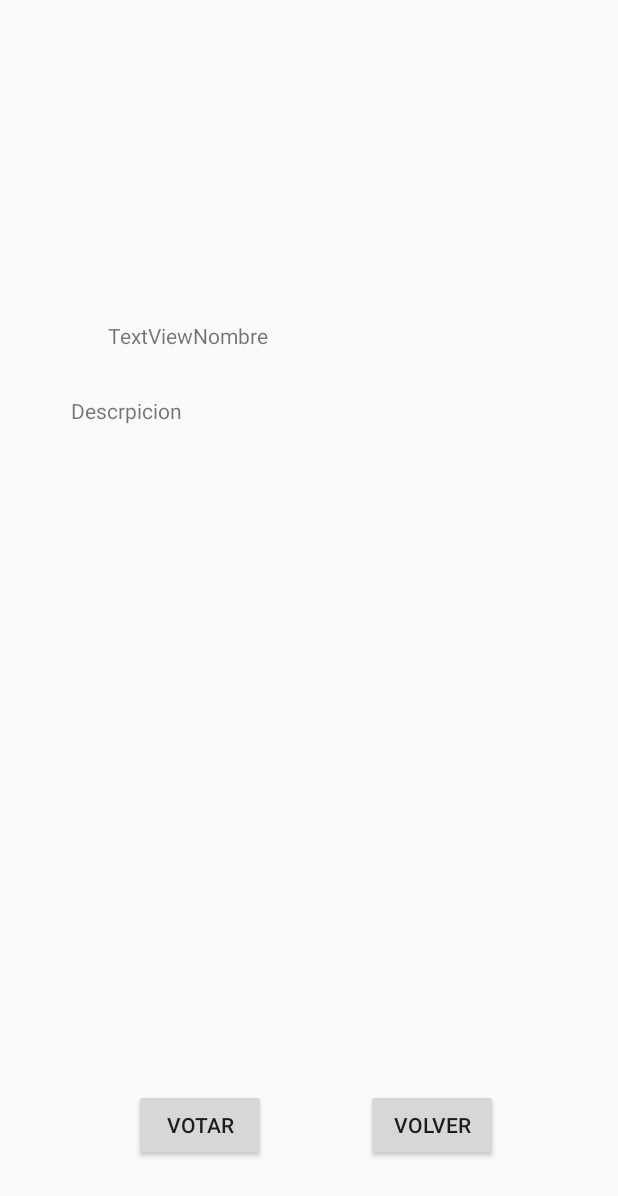
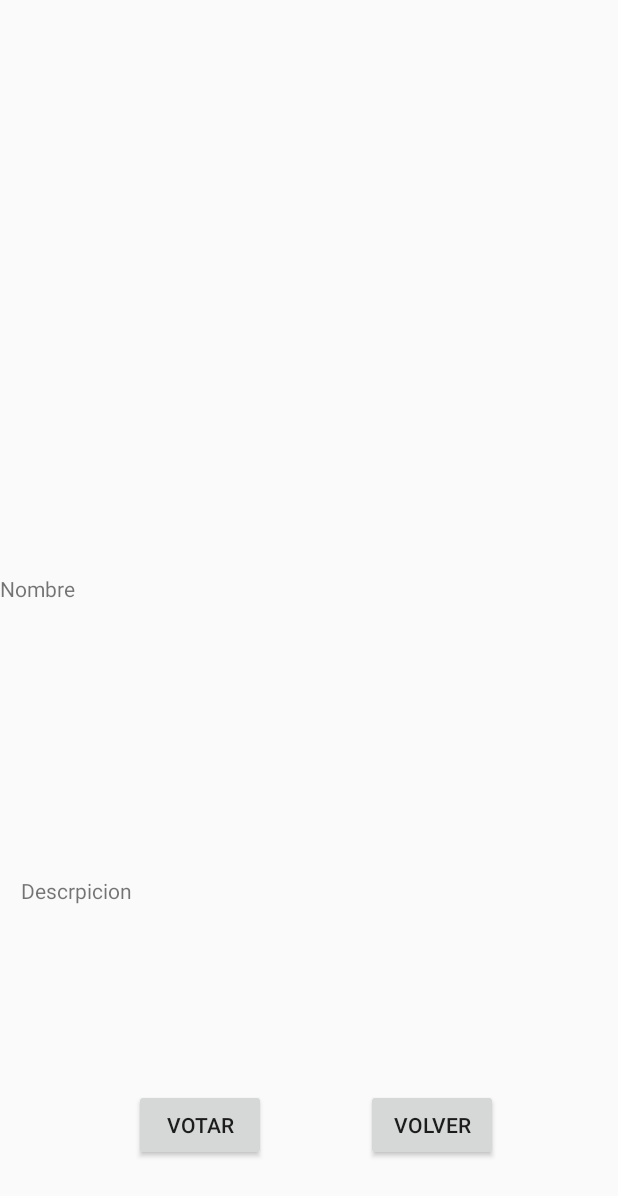
Before and after one commit to arsof-app/movilidad-reducida, an Android app: the layout activity_vote.xml on its own in the app's theme, with its tools: preview values and no code run, on a phone screen of 412 x 824 dp. Shown: the top 1196 px of the screen. Run offline under Robolectric (Android 15) with nearby library versions, the phone set to English and light mode, and no system bars.

Commit message:
Pequeño avance

```diff
--- a/Movilidad-Reducida/app/src/main/java/com/example/ibaitxo/movilidadreducida/GPS.java
+++ b/Movilidad-Reducida/app/src/main/java/com/example/ibaitxo/movilidadreducida/GPS.java
@@ -39,7 +39,7 @@ public class GPS {
             return;
         }
 
-        _locationManager.requestLocationUpdates(_provider, 1000, 0, new LocationListener() {
+        _locationManager.requestLocationUpdates(_provider, 1000, 1, new LocationListener() {
             public void onLocationChanged(Location location) {
                 _location = location;
             }
--- a/Movilidad-Reducida/app/src/main/java/com/example/ibaitxo/movilidadreducida/MainActivity.java
+++ b/Movilidad-Reducida/app/src/main/java/com/example/ibaitxo/movilidadreducida/MainActivity.java
@@ -119,12 +119,10 @@ public class MainActivity extends AppCompatActivity {
                 if (e == null) {
                     //tpa.pointList.add(geoPoint);
                     //todoItemsAdapter.notifyDataSetChanged();
-                    Log.v("object updated:", "updateParseObject()");
+                    Toast.makeText(getApplicationContext(),"Insercion realizada correctamente",Toast.LENGTH_LONG).show();
                 } else {
                     Log.v("save failed, reason: "+ e.getMessage(), "newParseObject()");
-                    Toast.makeText(
-                            getBaseContext(),
-                            "newParseObject(): Object save failed  to server, reason: "+ e.getMessage(), Toast.LENGTH_SHORT).show();
+                    Toast.makeText(getApplicationContext(),"Insercion fallida",Toast.LENGTH_LONG).show();
                 }
             }
 
--- a/Movilidad-Reducida/app/src/main/res/layout/activity_vote.xml
+++ b/Movilidad-Reducida/app/src/main/res/layout/activity_vote.xml
@@ -30,35 +30,31 @@
 
     <ImageView
         android:id="@+id/imageView"
-        android:layout_width="322dp"
-        android:layout_height="196dp"
-        tools:layout_editor_absoluteX="31dp"
-        tools:layout_editor_absoluteY="16dp" />
+        android:layout_width="395dp"
+        android:layout_height="228dp"
+        app:layout_constraintEnd_toEndOf="parent"
+        app:layout_constraintStart_toStartOf="parent"
+        app:layout_constraintTop_toTopOf="parent" />
 
     <TextView
         android:id="@+id/textViewDescripcion"
-        android:layout_width="319dp"
-        android:layout_height="121dp"
-        android:layout_marginEnd="85dp"
-        android:layout_marginStart="85dp"
-        android:layout_marginTop="68dp"
+        android:layout_width="383dp"
+        android:layout_height="134dp"
+        android:layout_marginBottom="8dp"
+        android:layout_marginEnd="1dp"
         android:text="Descrpicion"
+        app:layout_constraintBottom_toTopOf="@+id/votar"
         app:layout_constraintEnd_toEndOf="parent"
-        app:layout_constraintHorizontal_bias="0.495"
-        app:layout_constraintStart_toStartOf="parent"
-        app:layout_constraintTop_toBottomOf="@+id/imageView" />
+        app:layout_constraintStart_toStartOf="parent" />
 
     <TextView
         android:id="@+id/textViewNombre"
-        android:layout_width="128dp"
-        android:layout_height="41dp"
-        android:layout_marginBottom="9dp"
-        android:layout_marginEnd="225dp"
-        android:layout_marginStart="85dp"
-        android:layout_marginTop="18dp"
-        android:text="TextViewNombre"
+        android:layout_width="379dp"
+        android:layout_height="45dp"
+        android:layout_marginBottom="3dp"
+        android:layout_marginTop="1dp"
+        android:text="Nombre"
         app:layout_constraintBottom_toTopOf="@+id/textViewDescripcion"
-        app:layout_constraintEnd_toEndOf="parent"
         app:layout_constraintStart_toStartOf="parent"
         app:layout_constraintTop_toBottomOf="@+id/imageView" />
 
```
Also changed, not shown: 16 other files.
